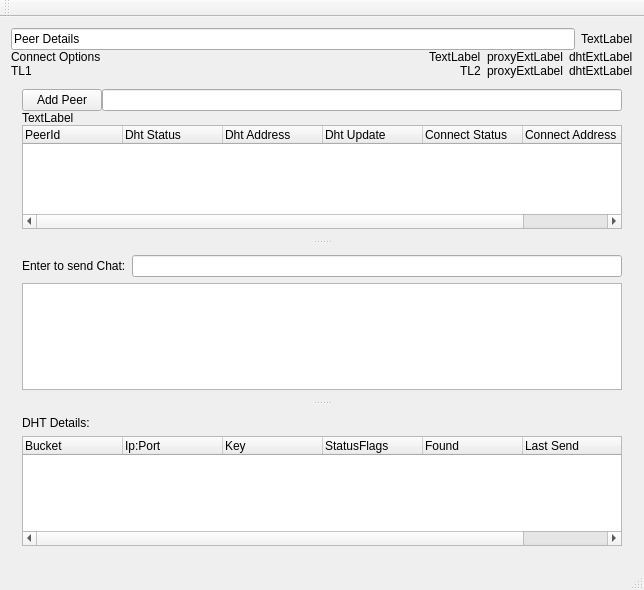
Old version of the form PeerNetQt/src/mainwindow.ui in the repository RetroShare/RetroShare.
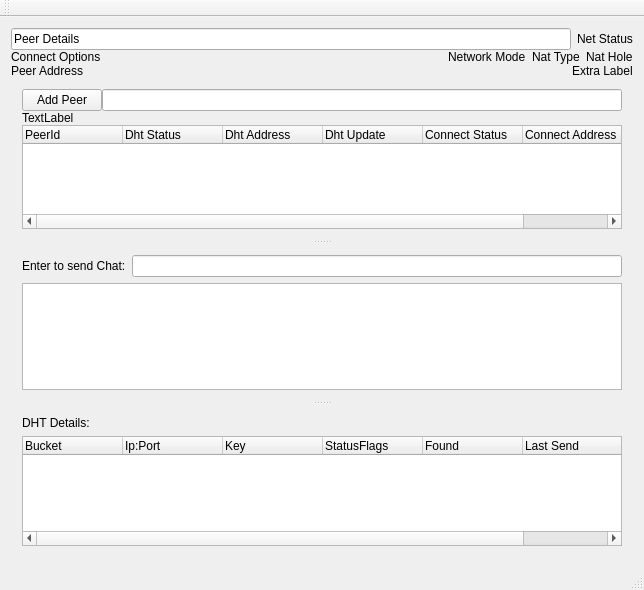
New version of the form.

What changed in the file:
```diff
--- a/PeerNetQt/src/mainwindow.ui
+++ b/PeerNetQt/src/mainwindow.ui
@@ -39,7 +39,7 @@
       <item>
        <widget class="QLabel" name="netStatusLabel">
         <property name="text">
-         <string>TextLabel</string>
+         <string>Net Status</string>
         </property>
        </widget>
       </item>
@@ -63,21 +63,21 @@
       <item>
        <widget class="QLabel" name="networkLabel">
         <property name="text">
-         <string>TextLabel</string>
+         <string>Network Mode</string>
         </property>
        </widget>
       </item>
       <item>
        <widget class="QLabel" name="natTypeLabel">
         <property name="text">
-         <string>proxyExtLabel</string>
+         <string>Nat Type</string>
         </property>
        </widget>
       </item>
       <item>
        <widget class="QLabel" name="natHoleLabel">
         <property name="text">
-         <string>dhtExtLabel</string>
+         <string>Nat Hole</string>
         </property>
        </widget>
       </item>
@@ -94,28 +94,14 @@
          </sizepolicy>
         </property>
         <property name="text">
-         <string>TL1</string>
+         <string>Peer Address</string>
         </property>
        </widget>
       </item>
       <item>
        <widget class="QLabel" name="extraLabel_2">
         <property name="text">
-         <string>TL2</string>
-        </property>
-       </widget>
-      </item>
-      <item>
-       <widget class="QLabel" name="proxyExtLabel">
-        <property name="text">
-         <string>proxyExtLabel</string>
-        </property>
-       </widget>
-      </item>
-      <item>
-       <widget class="QLabel" name="dhtExtLabel">
-        <property name="text">
-         <string>dhtExtLabel</string>
+         <string>Extra Label</string>
         </property>
        </widget>
       </item>
```
Left out of the diff: 4 changed lines with no effect on the pictures.
